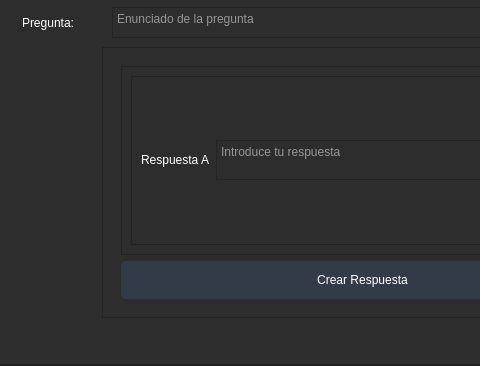
Jowy43/EzTestGenerator, file UI/mainWindow.ui: the form before one commit; both pictures show x 145 to 625 and y 134 to 500 of the 1000 by 500 pixel window.
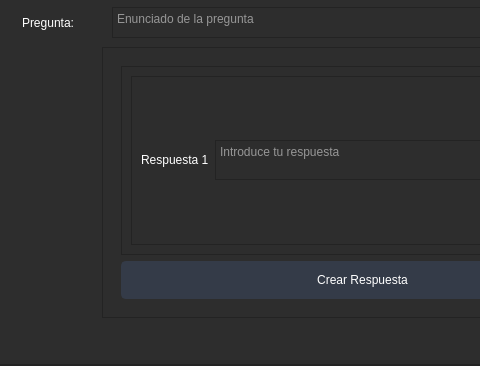
The form after the commit. Icons and pictures are not drawn.

Patch:
```diff
--- a/UI/mainWindow.ui
+++ b/UI/mainWindow.ui
@@ -875,7 +875,7 @@
                                     <string notr="true">color: rgb(255, 255, 255);</string>
                                    </property>
                                    <property name="text">
-                                    <string>Respuesta A</string>
+                                    <string>Respuesta 1</string>
                                    </property>
                                   </widget>
                                  </item>
```
